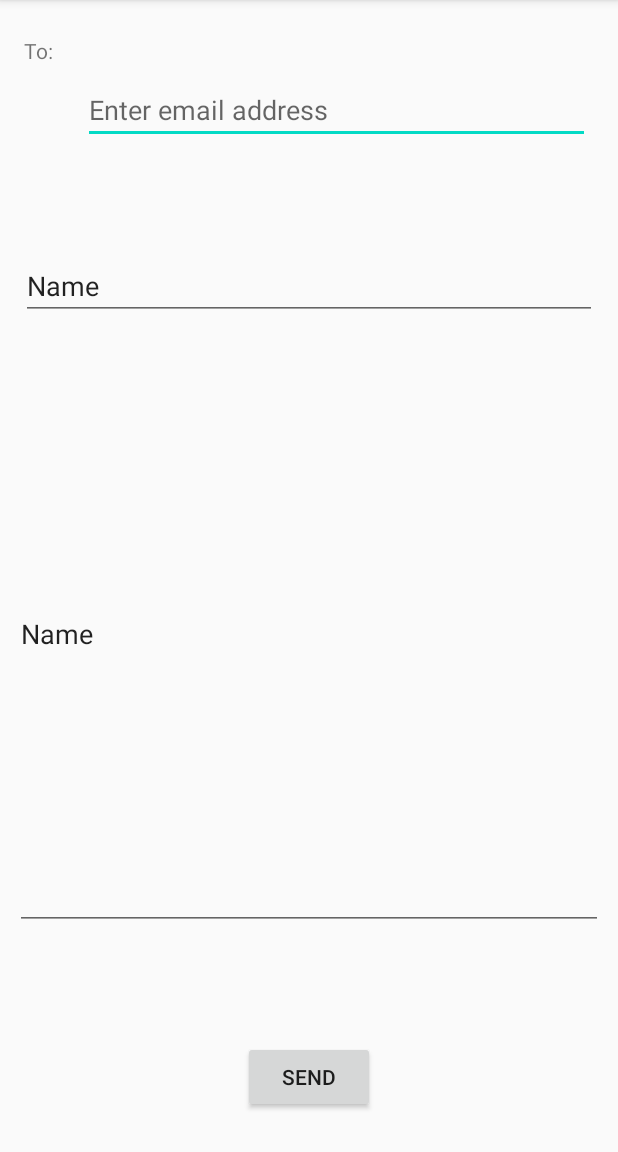
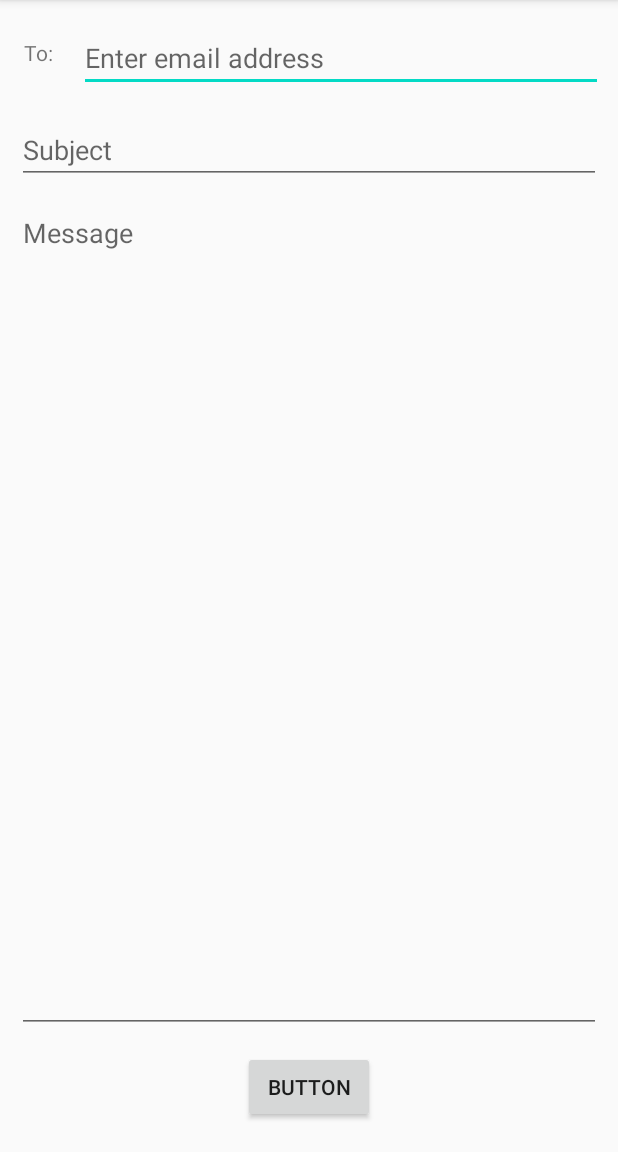
Before and after one commit to vsafontev/MyConstraintLayout, an Android app: the screen it shows after launch (MainActivity), on a phone screen of 412 x 824 dp, the part 84-1236 px from its top. Run offline under Robolectric (Android 15) with nearby library versions, the phone set to English and light mode, and no system bars.

Commit message:
commit 3

```diff
--- a/app/src/main/res/layout/activity_main.xml
+++ b/app/src/main/res/layout/activity_main.xml
@@ -6,69 +6,86 @@
     android:layout_height="match_parent"
     tools:context="com.example.myconstraintlayout.MainActivity">
 
-
     <TextView
         android:id="@+id/to_label"
         android:layout_width="wrap_content"
         android:layout_height="wrap_content"
         android:layout_marginStart="16dp"
-        android:layout_marginTop="24dp"
+        android:layout_marginTop="25dp"
         android:text="@string/to_label"
-        app:layout_constraintStart_toStartOf="parent"
-        app:layout_constraintTop_toTopOf="parent" />
+        app:layout_constraintLeft_toLeftOf="parent"
+        app:layout_constraintTop_toTopOf="parent"
+        tools:layout_constraintLeft_creator="1"
+        tools:layout_constraintTop_creator="1"/>
 
     <EditText
         android:id="@+id/email_address"
-        android:layout_width="338dp"
+        android:layout_width="0dp"
         android:layout_height="wrap_content"
-        android:layout_marginStart="20dp"
+        android:layout_marginEnd="10dp"
+        android:layout_marginStart="17dp"
         android:layout_marginTop="16dp"
-        android:layout_marginBottom="96dp"
         android:ems="10"
         android:hint="@string/email_hint"
         android:inputType="textEmailAddress"
-        app:layout_constraintBottom_toTopOf="@+id/editTextTextPersonName2"
-        app:layout_constraintStart_toEndOf="@+id/to_label"
-        app:layout_constraintTop_toTopOf="parent" />
+        app:layout_constraintLeft_toRightOf="@+id/to_label"
+        app:layout_constraintRight_toRightOf="parent"
+        app:layout_constraintTop_toTopOf="parent"
+        tools:layout_constraintLeft_creator="1"
+        tools:layout_constraintRight_creator="1"
+        tools:layout_constraintTop_creator="1" />
 
     <EditText
         android:id="@+id/subject"
         android:layout_width="0dp"
         android:layout_height="wrap_content"
-        android:layout_marginStart="14dp"
-        android:layout_marginEnd="14dp"
-        android:layout_marginBottom="482dp"
+        android:layout_marginEnd="11dp"
+        android:layout_marginStart="11dp"
+        android:layout_marginTop="16dp"
         android:ems="10"
         android:hint="@string/subject_hint"
         android:inputType="textPersonName"
-        android:text="Name"
-        app:layout_constraintBottom_toBottomOf="parent"
-        app:layout_constraintEnd_toEndOf="parent"
-        app:layout_constraintStart_toStartOf="parent"
-        app:layout_constraintTop_toBottomOf="@+id/email_address" />
+        app:layout_constraintLeft_toLeftOf="parent"
+        app:layout_constraintRight_toRightOf="parent"
+        app:layout_constraintTop_toBottomOf="@+id/email_address"
+        tools:layout_constraintLeft_creator="1"
+        tools:layout_constraintRight_creator="1"
+        tools:layout_constraintTop_creator="1" />
 
     <Button
-        android:id="@+id/send_button"
+        android:id="@+id/button2"
         android:layout_width="wrap_content"
         android:layout_height="wrap_content"
-        android:layout_marginBottom="26dp"
-        android:text="@string/send_button"
+        android:text="Button"
+        tools:layout_constraintRight_creator="1"
+        tools:layout_constraintBottom_creator="1"
         app:layout_constraintBottom_toBottomOf="parent"
-        app:layout_constraintEnd_toEndOf="parent"
-        app:layout_constraintStart_toStartOf="parent" />
+        app:layout_constraintRight_toRightOf="parent"
+        tools:layout_constraintLeft_creator="1"
+        android:layout_marginBottom="19dp"
+        app:layout_constraintLeft_toLeftOf="parent" />
 
     <EditText
-        android:id="@+id/editTextTextPersonName2"
-        android:layout_width="392dp"
-        android:layout_height="394dp"
-        android:layout_marginStart="14dp"
-        android:layout_marginEnd="14dp"
-        android:layout_marginBottom="113dp"
+        android:id="@+id/message"
+        android:layout_width="0dp"
+        android:layout_height="0dp"
+        android:layout_marginBottom="60dp"
+        android:layout_marginEnd="11dp"
+        android:layout_marginStart="11dp"
+        android:layout_marginTop="55dp"
         android:ems="10"
+        android:gravity="top"
+        android:hint="@string/message_hint"
         android:inputType="textPersonName"
-        android:text="Name"
-        app:layout_constraintBottom_toBottomOf="parent"
-        app:layout_constraintEnd_toEndOf="parent"
-        app:layout_constraintStart_toStartOf="parent"
-        app:layout_constraintTop_toBottomOf="@+id/email_address" />
+        app:layout_constraintBottom_toBottomOf="@+id/button2"
+        app:layout_constraintLeft_toLeftOf="parent"
+        app:layout_constraintRight_toRightOf="parent"
+        app:layout_constraintTop_toTopOf="@+id/subject"
+        tools:layout_constraintBottom_creator="1"
+        tools:layout_constraintLeft_creator="1"
+        tools:layout_constraintRight_creator="1"
+        tools:layout_constraintTop_creator="1" />
+
+
+
 </androidx.constraintlayout.widget.ConstraintLayout>
```
